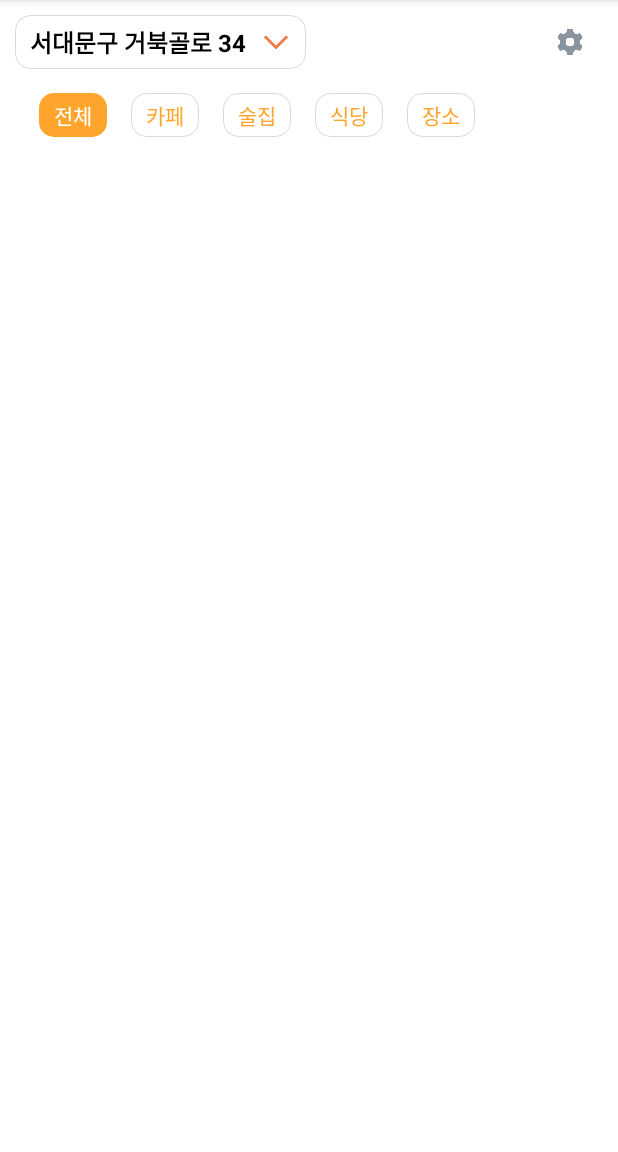
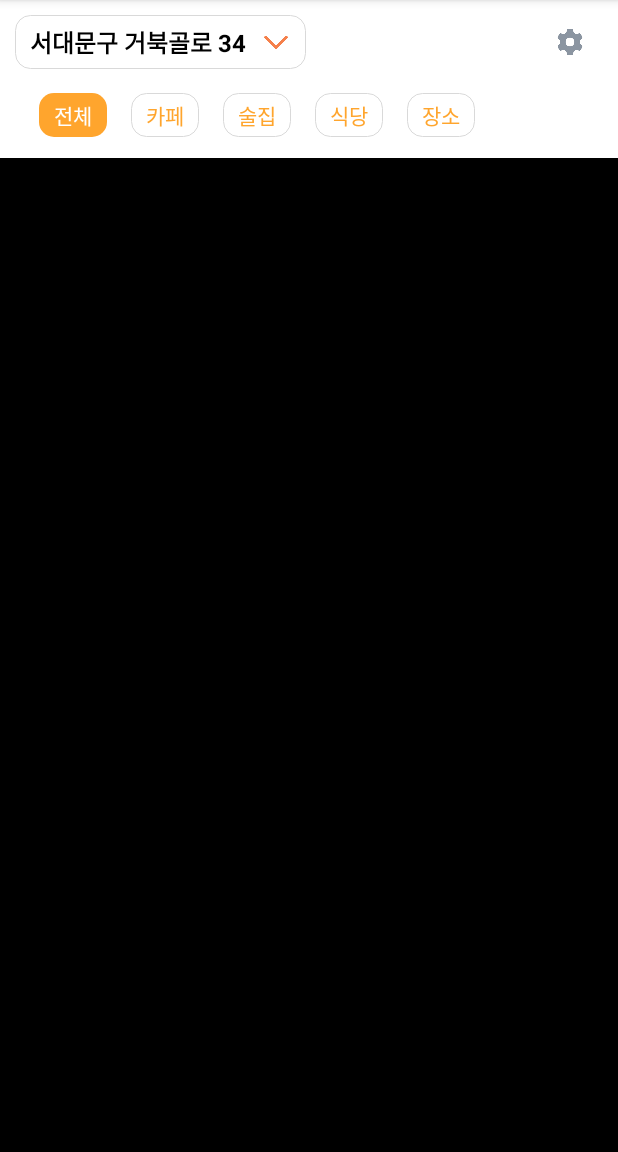
Before and after one commit to MJU-AFFILIATES/affiliates-android, an Android app: the screen it shows after launch (MainActivity), on a phone screen of 412 x 824 dp, the part 84-1236 px from its top. Run offline under Robolectric (Android 15) with nearby library versions, the phone set to English and light mode, and no system bars.

Commit message:
[FEAT] Store layout

```diff
--- /dev/null
+++ b/app/src/main/java/com/example/affiliates_android/ui/view/StoreActivity.kt
@@ -0,0 +1,6 @@
+package com.example.affiliates_android.ui.view
+
+import androidx.appcompat.app.AppCompatActivity
+
+class StoreActivity: AppCompatActivity() {
+}
--- a/app/src/main/res/layout/activity_main.xml
+++ b/app/src/main/res/layout/activity_main.xml
@@ -11,17 +11,22 @@
         android:id = "@+id/map_view"
         android:layout_width="match_parent"
         android:layout_height="match_parent"
-        app:layout_constraintTop_toTopOf="parent"
+        app:layout_constraintTop_toBottomOf="@id/layout"
         app:layout_constraintStart_toStartOf="parent"
         app:layout_constraintEnd_toEndOf="parent"
         app:layout_constraintBottom_toBottomOf="parent">
 
+        <ImageView
+            android:layout_width="match_parent"
+            android:layout_height="match_parent"
+            android:src="@color/black"/>
 <!--        지도-->
 
 
     </RelativeLayout>
 
     <androidx.constraintlayout.widget.ConstraintLayout
+        android:id="@+id/layout"
         android:layout_width="match_parent"
         android:layout_height="wrap_content"
         app:layout_constraintTop_toTopOf="parent"
```
Also changed, not shown: app/src/main/res/layout/activity_store.xml (added, +12 -0 lines).
